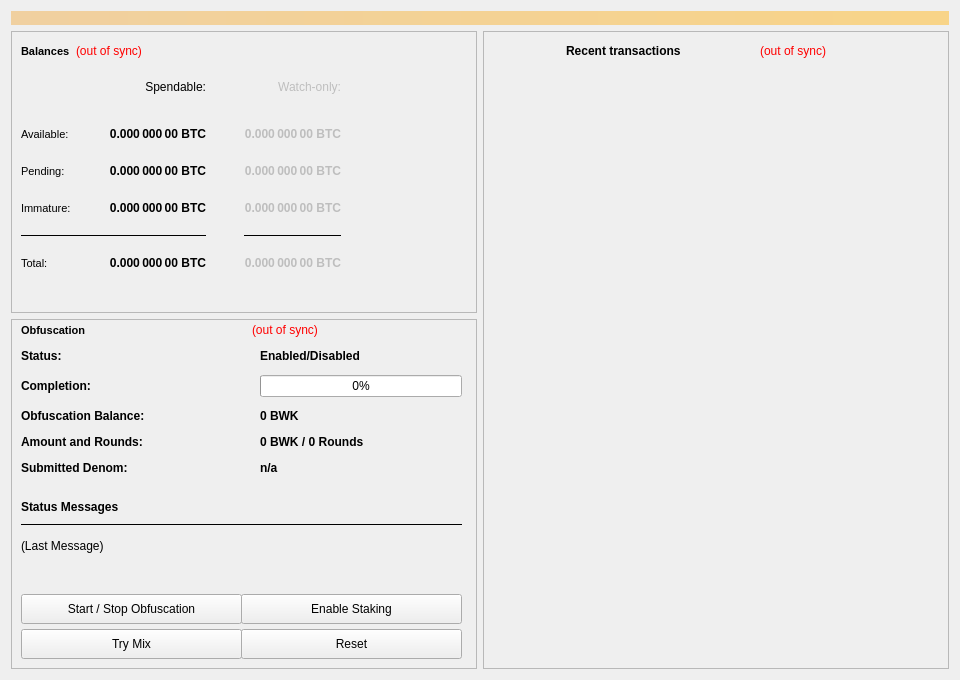
Above: src/qt/forms/overviewpage.ui from SHTDJ/Bulwark before the change. Below: the same form after it.
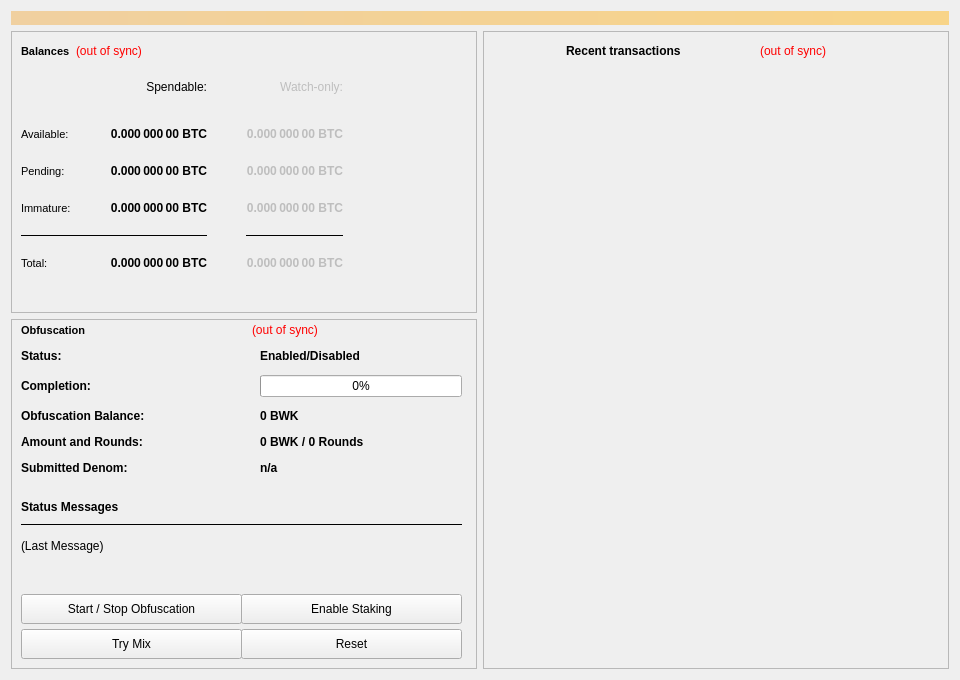
That is the form after the change.

```diff
--- a/src/qt/forms/overviewpage.ui
+++ b/src/qt/forms/overviewpage.ui
@@ -111,7 +111,7 @@
              <number>0</number>
             </property>
             <property name="horizontalSpacing">
-             <number>38</number>
+             <number>39</number>
             </property>
             <property name="verticalSpacing">
              <number>20</number>
```
